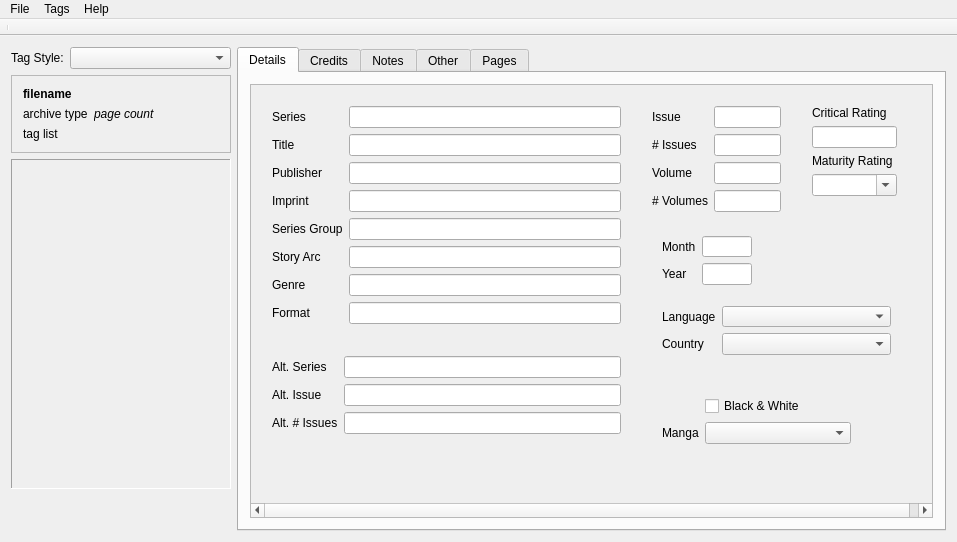
comictagger/comictagger, file taggerwindow.ui: the form before one commit.
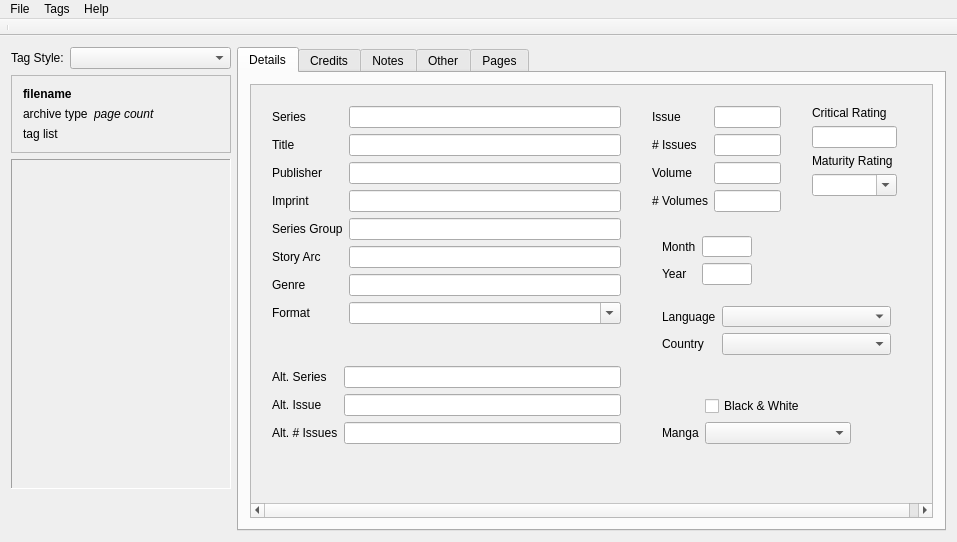
The form after the commit.

Commit message: Change format entry to be a combo same as CR

What changed in the file:
```diff
--- a/taggerwindow.ui
+++ b/taggerwindow.ui
@@ -258,7 +258,7 @@
                  <x>0</x>
                  <y>0</y>
                  <width>690</width>
-                 <height>360</height>
+                 <height>370</height>
                 </rect>
                </property>
                <widget class="QWidget" name="formLayoutWidget_10">
@@ -474,9 +474,9 @@
                 <property name="geometry">
                  <rect>
                   <x>10</x>
-                  <y>260</y>
+                  <y>270</y>
                   <width>371</width>
-                  <height>111</height>
+                  <height>101</height>
                  </rect>
                 </property>
                 <layout class="QFormLayout" name="formLayout_9">
@@ -605,12 +605,16 @@
                    </property>
                   </widget>
                  </item>
-                 <item row="7" column="1">
-                  <widget class="QLineEdit" name="leFormat"/>
-                 </item>
                  <item row="5" column="1">
                   <widget class="QLineEdit" name="leStoryArc"/>
                  </item>
+                 <item row="7" column="1">
+                  <widget class="QComboBox" name="cbFormat">
+                   <property name="editable">
+                    <bool>true</bool>
+                   </property>
+                  </widget>
+                 </item>
                 </layout>
                </widget>
               </widget>
```
Left out of the diff: 6 changed lines with no effect on the pictures. The commit also changes 1 other file.
